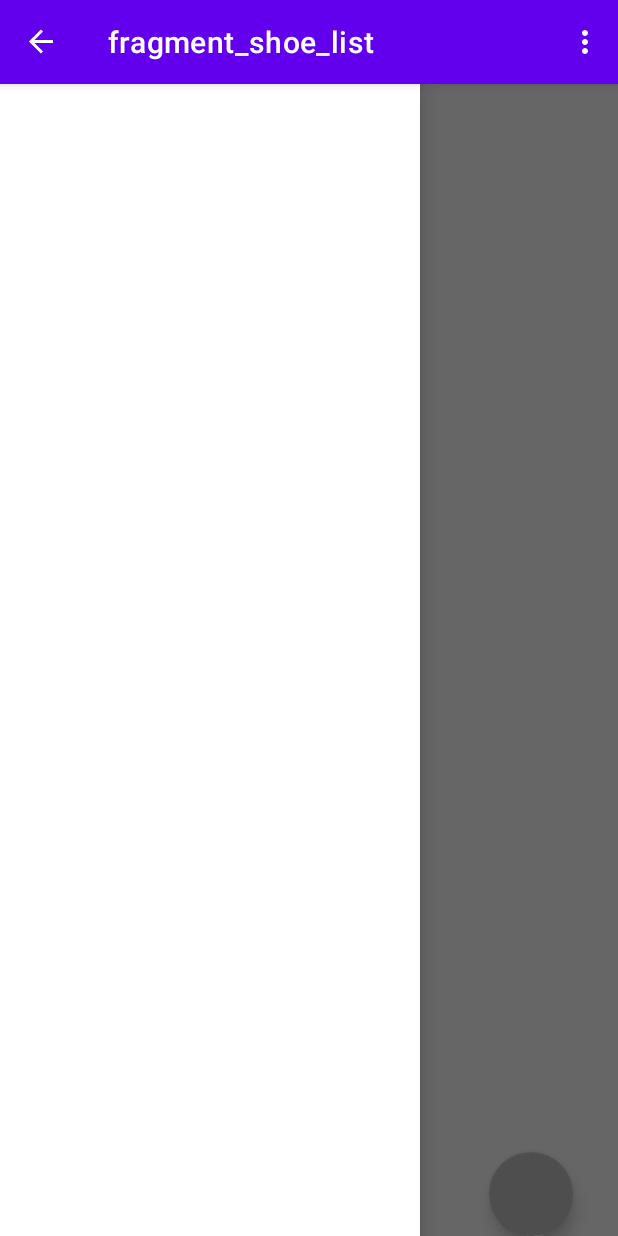
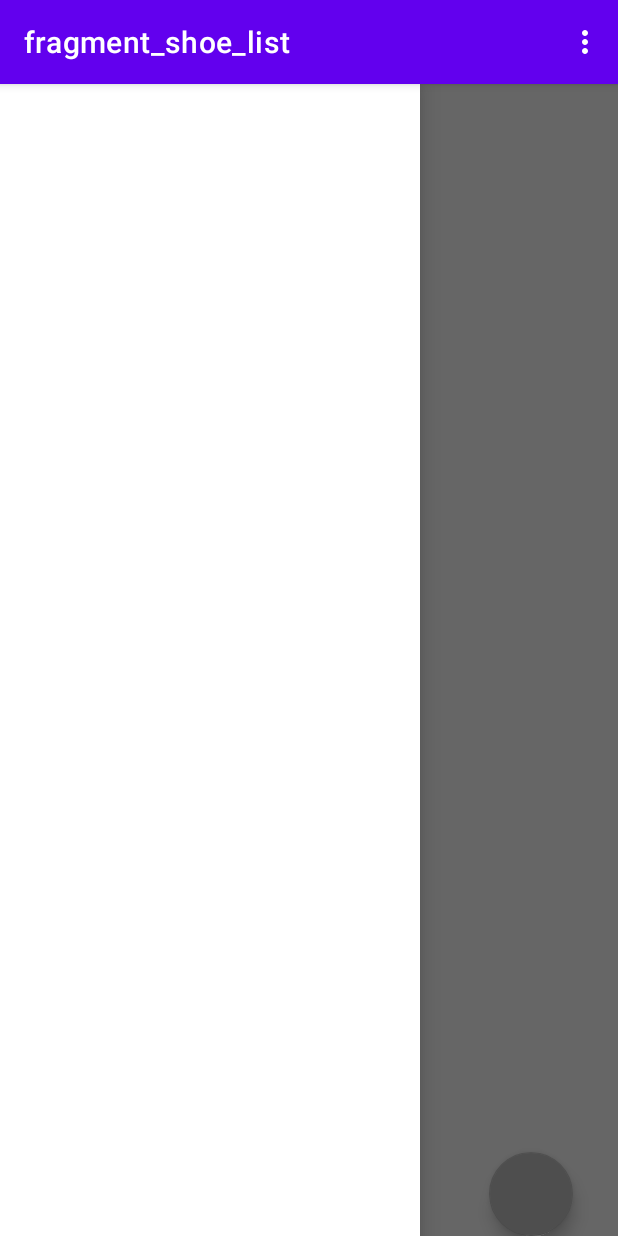
Before and after one commit to MohamedSamir21/ShoeStore, an Android app: the ShoeList screen opened through its navigation route, with the side drawer open, on a phone screen of 412 x 824 dp. Run offline under Robolectric (Android 15) with nearby library versions, the phone set to English and light mode, and no system bars; our stand-ins replace data binding, navigation-ui.

Commit message:
Initial commit

```diff
--- a/app/src/main/java/com/example/shoestore/ShoeList.kt
+++ b/app/src/main/java/com/example/shoestore/ShoeList.kt
@@ -1,5 +1,6 @@
 package com.example.shoestore
 
+import android.content.Intent
 import android.os.Bundle
 import android.view.*
 import androidx.fragment.app.Fragment
@@ -11,6 +12,9 @@ import androidx.lifecycle.Observer
 import androidx.navigation.fragment.findNavController
 import com.example.shoestore.databinding.FragmentShoeListBinding
 import android.support.v4.*
+import androidx.activity.OnBackPressedCallback
+import androidx.appcompat.app.AppCompatActivity
+
 class ShoeList : Fragment() {
     private lateinit var binding: FragmentShoeListBinding
     private val shoeViewModel: ShoeViewModel by activityViewModels()
@@ -25,9 +29,22 @@ class ShoeList : Fragment() {
 
         setHasOptionsMenu(true)
 
+        val activity = activity as AppCompatActivity
+        activity.supportActionBar!!.setDisplayHomeAsUpEnabled(false)
+
         binding.addFAB.setOnClickListener{
             findNavController().navigate(R.id.action_shoeList_to_shoeDetail)
         }
+
+        activity?.onBackPressedDispatcher?.addCallback(viewLifecycleOwner, object : OnBackPressedCallback(true) {
+            override fun handleOnBackPressed() {
+                val i = Intent()
+                i.action = Intent.ACTION_MAIN
+                i.addCategory(Intent.CATEGORY_HOME)
+                startActivity(i)
+            }
+        })
+
 
         shoeViewModel.shoes.observe(viewLifecycleOwner, Observer {
             if (it != null){
@@ -71,4 +88,7 @@ class ShoeList : Fragment() {
         }
         return true
     }
+
+
+
 }
--- a/app/src/main/res/layout/fragment_shoe_list.xml
+++ b/app/src/main/res/layout/fragment_shoe_list.xml
@@ -21,10 +21,15 @@
                 app:layout_constraintEnd_toEndOf="parent"
                 app:layout_constraintHorizontal_bias="0.915"
                 app:layout_constraintStart_toStartOf="parent" />
+
             <ScrollView
                 android:layout_width="match_parent"
                 android:layout_height="match_parent"
-                android:fillViewport="true">
+                android:fillViewport="true"
+                app:layout_constraintEnd_toEndOf="parent"
+                app:layout_constraintStart_toStartOf="parent"
+                tools:layout_editor_absoluteY="-35dp">
+
                 <LinearLayout
                     android:id="@+id/linearLayout"
                     android:layout_width="match_parent"
```
